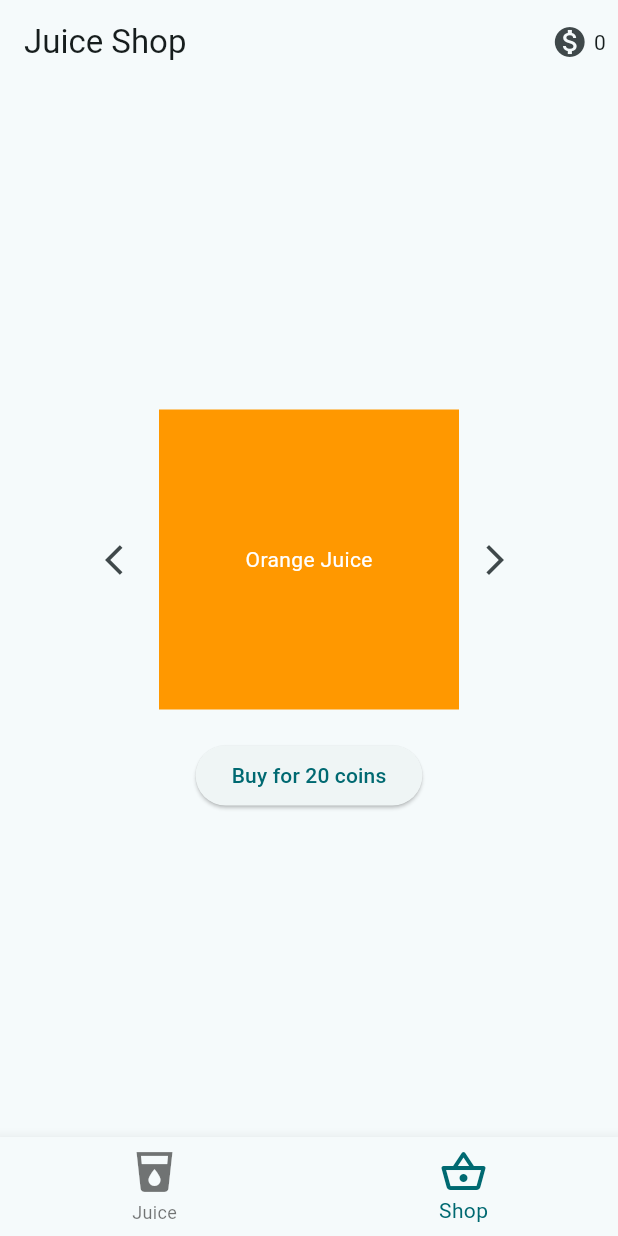
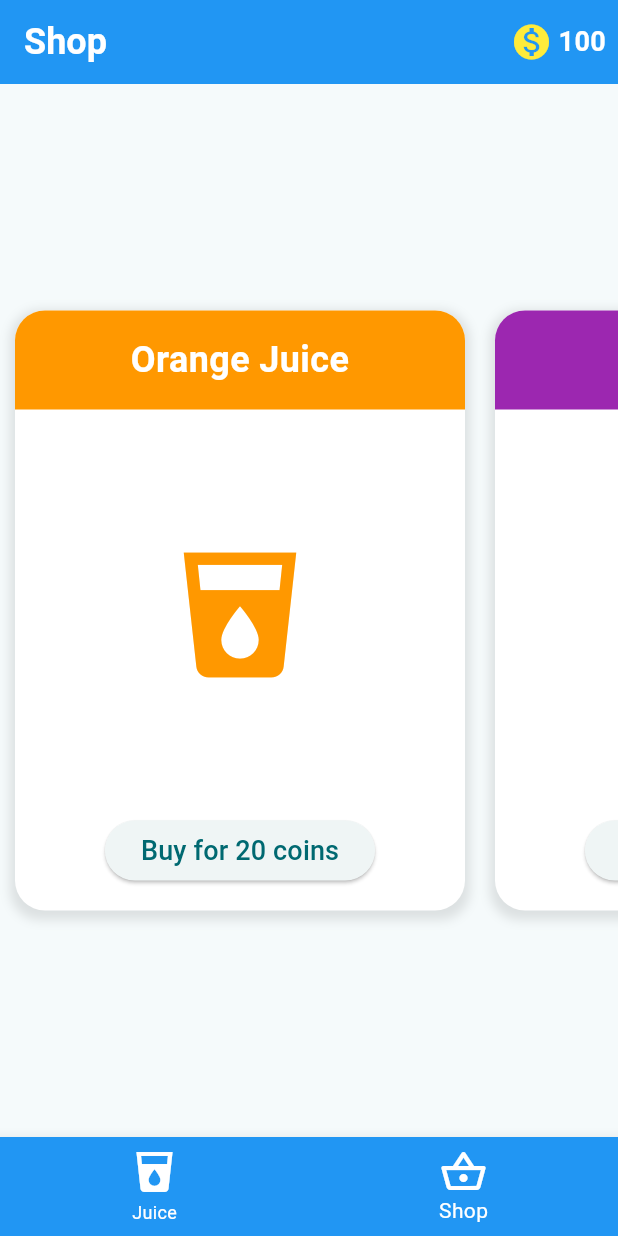
Before and after one commit to Jkwashu/Juice-Drinker, a Flutter app: the screen it shows after launch, item 2 of the bottom bar chosen, on a phone screen of 412 x 824 dp. Run offline on Flutter 3.47's test engine with Material 3 defaults, Android fonts, the phone set to English and light mode, and no system bars; our stand-ins replace liquid_progress_indicator_v2, sensors_plus.

Commit message:
Shop Page/Front End
Shop page is done and updated. Blue nav bar. Blue app bar. Better tiles in shop

```diff
--- a/juice_drinker/lib/main.dart
+++ b/juice_drinker/lib/main.dart
@@ -40,9 +40,9 @@ class HomePage extends StatefulWidget {
 
 class _HomePageState extends State<HomePage> {
   int _selectedIndex = 0;
-  int _coins = 0;
+  int _coins = 100;
   Juice _currentJuice = Juice(
-      color: const Color.fromARGB(255, 20, 251, 255),
+      color: const Color.fromARGB(255, 33, 150, 243),
       name: 'Water',
       price: 0); // INITIAL JUICE
   List<Juice> _purchasedJuices = [];
@@ -51,7 +51,6 @@ class _HomePageState extends State<HomePage> {
     Juice(color: Colors.orange, name: 'Orange Juice', price: 20),
     Juice(color: Colors.purple, name: 'Grape Juice', price: 20),
     Juice(color: Colors.red, name: 'Cranberry Juice', price: 20),
-    Juice(color: Colors.blue, name: 'Blueberry Juice', price: 20),
     Juice(color: Colors.green, name: 'Grapefruit Juice', price: 20),
   ];
 
@@ -103,17 +102,28 @@ class _HomePageState extends State<HomePage> {
     return Scaffold(
       body: pages[_selectedIndex],
       bottomNavigationBar: BottomNavigationBar(
+        backgroundColor: const Color.fromARGB(255, 33, 150, 243),
         items: const [
           BottomNavigationBarItem(
-            icon: Icon(Icons.local_drink, size: 32),
+            icon: Icon(
+              Icons.local_drink,
+              size: 32,
+              color: Colors.white, // Icon color set to white
+            ),
             label: 'Juice',
           ),
           BottomNavigationBarItem(
-            icon: Icon(Icons.shopping_basket_outlined, size: 32),
+            icon: Icon(
+              Icons.shopping_basket_outlined,
+              size: 32,
+              color: Colors.white, // Icon color set to white
+            ),
             label: 'Shop',
           ),
         ],
         currentIndex: _selectedIndex,
+        selectedItemColor: Colors.white, // Text color set to white
+        unselectedItemColor: Colors.white, // Unselected item text color set to white
         onTap: _onItemTapped,
       ),
     );
--- a/juice_drinker/lib/pages/shop_page.dart
+++ b/juice_drinker/lib/pages/shop_page.dart
@@ -1,5 +1,6 @@
 import 'package:flutter/material.dart';
 import 'package:juice_drinker/objects/juice.dart';
+import 'package:juice_drinker/widgets/juice_item_widget.dart';
 
 class ShopPage extends StatefulWidget {
   final Function(Juice) onJuiceUpdate;
@@ -24,99 +25,73 @@ class ShopPage extends StatefulWidget {
 }
 
 class _ShopPageState extends State<ShopPage> {
-  int _currentIndex = 0;
-
-  void _purchaseJuice() {
-    if (widget.coins >= widget.allJuices[_currentIndex].price &&
-        !widget.purchasedJuices.contains(widget.allJuices[_currentIndex])) {
-      setState(() {
-        widget.onPurchase(widget.allJuices[_currentIndex]);
-        widget.onJuiceUpdate(widget.allJuices[_currentIndex]);
-        widget.onCoinUpdate(-widget.allJuices[_currentIndex].price);
-      });
-    } else {
-      ScaffoldMessenger.of(context).showSnackBar(
-        const SnackBar(content: Text('Not enough coins or already purchased!')),
-      );
-    }
-  }
-
-  void _equipJuice() {
-    widget.onJuiceUpdate(widget.allJuices[_currentIndex]);
-    ScaffoldMessenger.of(context).showSnackBar(
-      SnackBar(
-          content: Text('${widget.allJuices[_currentIndex].name} equipped!')),
-    );
-  }
-
-  void _nextJuice() {
-    setState(() {
-      _currentIndex = (_currentIndex + 1) % widget.allJuices.length;
-    });
-  }
-
-  void _previousJuice() {
-    setState(() {
-      _currentIndex = (_currentIndex - 1 + widget.allJuices.length) %
-          widget.allJuices.length;
-    });
-  }
-
   @override
   Widget build(BuildContext context) {
     return Scaffold(
       appBar: AppBar(
-        title: const Text('Juice Shop'),
+        backgroundColor: const Color.fromARGB(255, 33, 150, 243),
+        title: const Text(
+          'Shop',
+          style: TextStyle(
+            color: Colors.white,
+            fontSize: 24,
+            fontWeight: FontWeight.bold,
+          ),
+        ),
         actions: [
           Padding(
             padding: const EdgeInsets.all(8.0),
             child: Row(
               children: [
-                const Icon(Icons.monetization_on),
+                const Icon(Icons.monetization_on, color: Colors.yellow, size: 28),
                 const SizedBox(width: 4),
-                Text('${widget.coins}'),
+                Text(
+                  '${widget.coins}',
+                  style: const TextStyle(
+                    color: Colors.white,
+                    fontSize: 18,
+                    fontWeight: FontWeight.bold,
+                  ),
+                ),
               ],
             ),
           ),
         ],
       ),
       body: Column(
-        mainAxisAlignment: MainAxisAlignment.center,
         children: [
-          Row(
-            mainAxisAlignment: MainAxisAlignment.center,
-            children: [
-              IconButton(
-                icon: const Icon(Icons.arrow_back_ios),
-                onPressed: _previousJuice,
-              ),
-              Container(
-                width: 200,
-                height: 200,
-                color: widget.allJuices[_currentIndex].color,
-                child: Center(
-                  child: Text(
-                    widget.allJuices[_currentIndex].name,
-                    style: const TextStyle(color: Colors.white),
-                  ),
-                ),
-              ),
-              IconButton(
-                icon: const Icon(Icons.arrow_forward_ios),
-                onPressed: _nextJuice,
-              ),
-            ],
-          ),
-          const SizedBox(height: 20),
-          ElevatedButton(
-            onPressed:
-                widget.purchasedJuices.contains(widget.allJuices[_currentIndex])
-                    ? _equipJuice
-                    : _purchaseJuice,
-            child: Text(
-                widget.purchasedJuices.contains(widget.allJuices[_currentIndex])
-                    ? 'Equip'
-                    : 'Buy for ${widget.allJuices[_currentIndex].price} coins'),
+          Expanded(
+            child: ListView.builder(
+              scrollDirection: Axis.horizontal,
+              itemCount: widget.allJuices.length,
+              itemBuilder: (context, index) {
+                final juice = widget.allJuices[index];
+                return JuiceItem(
+                  juice: juice,
+                  isPurchased: widget.purchasedJuices.contains(juice),
+                  onPurchase: () {
+                    if (widget.coins >= juice.price) {
+                      widget.onPurchase(juice);
+                      widget.onJuiceUpdate(juice);
+                      widget.onCoinUpdate(-juice.price);
+                    } else {
+                      ScaffoldMessenger.of(context).showSnackBar(
+                        const SnackBar(
+                          content: Text('Not enough coins or already purchased!'),
+                        ),
+                      );
+                    }
+                  },
+                  onEquip: () {
+                    widget.onJuiceUpdate(juice);
+                    ScaffoldMessenger.of(context).showSnackBar(
+                      SnackBar(content: Text('${juice.name} equipped!')),
+                    );
+                  },
+                  coins: widget.coins,
+                );
+              },
+            ),
           ),
         ],
       ),
--- /dev/null
+++ b/juice_drinker/lib/widgets/juice_item_widget.dart
@@ -0,0 +1,95 @@
+import 'package:flutter/material.dart';
+import 'package:juice_drinker/objects/juice.dart';
+
+class JuiceItem extends StatelessWidget {
+  final Juice juice;
+  final bool isPurchased;
+  final VoidCallback onPurchase;
+  final VoidCallback onEquip;
+  final int coins;
+
+  const JuiceItem({
+    super.key,
+    required this.juice,
+    required this.isPurchased,
+    required this.onPurchase,
+    required this.onEquip,
+    required this.coins,
+  });
+
+  @override
+  Widget build(BuildContext context) {
+    return Center(
+      child: Column(
+        mainAxisAlignment: MainAxisAlignment.center,
+        children: [
+          Container(
+            width: 300,
+            height: 400,
+            margin: const EdgeInsets.all(10),
+            decoration: BoxDecoration(
+              color: Colors.white,
+              borderRadius: BorderRadius.circular(20),
+              boxShadow: [
+                BoxShadow(
+                  color: Colors.black.withOpacity(0.1),
+                  spreadRadius: 3,
+                  blurRadius: 5,
+                  offset: const Offset(0, 3),
+                ),
+              ],
+            ),
+            child: Column(
+              children: [
+                Container(
+                  width: double.infinity,
+                  padding: const EdgeInsets.all(16.0),
+                  decoration: BoxDecoration(
+                    color: juice.color,
+                    borderRadius: const BorderRadius.only(
+                      topLeft: Radius.circular(20),
+                      topRight: Radius.circular(20),
+                    ),
+                  ),
+                  child: Text(
+                    juice.name,
+                    textAlign: TextAlign.center,
+                    style: const TextStyle(
+                      color: Colors.white,
+                      fontSize: 24,
+                      fontWeight: FontWeight.bold,
+                    ),
+                  ),
+                ),
+
+                const SizedBox(height: 20),
+
+                Expanded(
+                  child: Center(
+                    child: Icon(
+                      Icons.local_drink,
+                      size: 100,
+                      color: juice.color,
+                    ),
+                  ),
+                ),
+                Padding(
+                  padding: const EdgeInsets.all(16.0),
+                  child: ElevatedButton(
+                    onPressed: isPurchased ? onEquip : onPurchase,
+                    child: Text(
+                      isPurchased
+                          ? 'Equip'
+                          : 'Buy for ${juice.price} coins',
+                      style: const TextStyle(fontSize: 18),
+                    ),
+                  ),
+                ),
+              ],
+            ),
+          ),
+        ],
+      ),
+    );
+  }
+}
--- a/juice_drinker/lib/widgets/juice_widget.dart
+++ b/juice_drinker/lib/widgets/juice_widget.dart
@@ -36,9 +36,6 @@ Widget build(BuildContext context) {
                 value: height,
                 valueColor: AlwaysStoppedAnimation(juice.color),
                 direction: Axis.vertical,
-                center: Text(
-                  '${(height * 100).toStringAsFixed(0)}%',
-                ),
               ),
             ),
           ),
```
